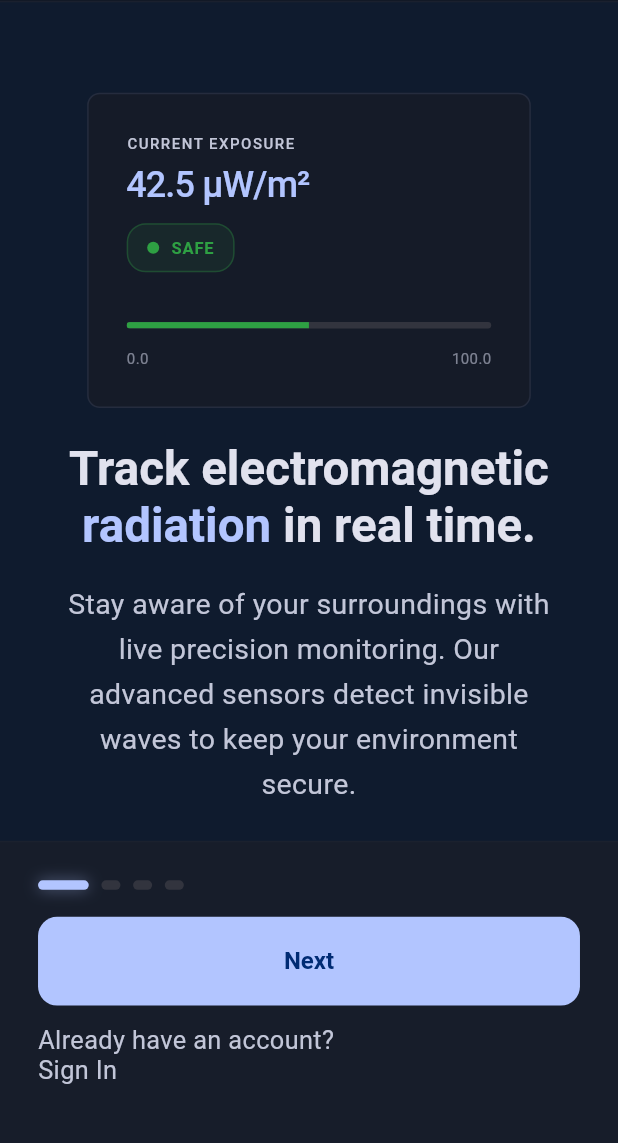
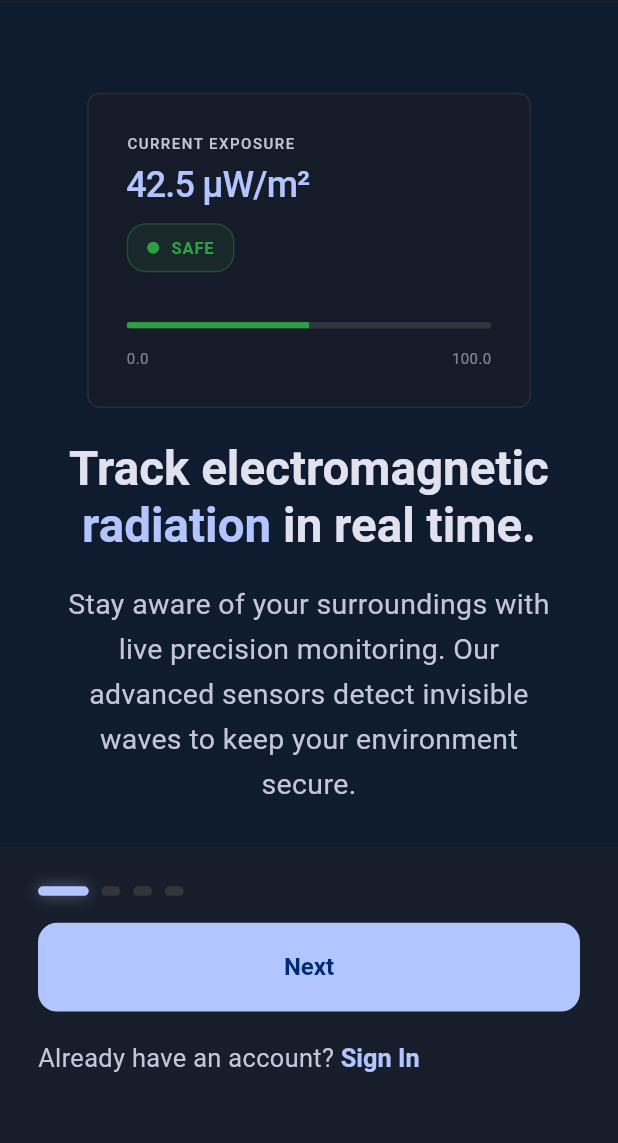
Before and after one commit to Desarrollo-de-soluciones-IOT-UPC/Mobile_App, a Flutter app: the screen it shows after launch, on a phone screen of 412 x 824 dp, the part 88-1231 px from its top. Run offline on Flutter 3.47's test engine with Material 3 defaults, Android fonts, the phone set to English and light mode, and no system bars.

Commit message:
git commit -m "Fix splash footer sign-in navigation"

```diff
--- a/lib/screens/etapa1/screen_1_splash_em_safe_updated.dart
+++ b/lib/screens/etapa1/screen_1_splash_em_safe_updated.dart
@@ -1,6 +1,7 @@
 import 'package:flutter/material.dart';
 
 import '../../routes/app_routes.dart';
+import '../../routes/etapa2_routes.dart';
 import '../../theme/app_theme.dart';
 
 class SplashEmSafeUpdatedScreen extends StatelessWidget {
@@ -27,8 +28,10 @@ class SplashEmSafeUpdatedScreen extends StatelessWidget {
     final double rightPad = (24 * scale).clamp(16, 28);
     final double topPad = (57 * scale).clamp(32, 90);
 
-    final double pageWidth = (bentoWidth + 2 * 24 * scale)
-        .clamp(320, size.width - 24 * 2);
+    final double pageWidth = (bentoWidth + 2 * 24 * scale).clamp(
+      320,
+      size.width - 24 * 2,
+    );
 
     return Scaffold(
       backgroundColor: AppTheme.darkNavy,
@@ -40,9 +43,7 @@ class SplashEmSafeUpdatedScreen extends StatelessWidget {
               fit: StackFit.expand,
               children: [
                 const DecoratedBox(
-                  decoration: BoxDecoration(
-                  color: AppTheme.darkNavy,
-                  ),
+                  decoration: BoxDecoration(color: AppTheme.darkNavy),
                 ),
                 Column(
                   children: [
@@ -93,7 +94,10 @@ class SplashEmSafeUpdatedScreen extends StatelessWidget {
                                           text: 'radiation',
                                           style: TextStyle(
                                             color: const Color(0xFFB2C5FF),
-                                            fontSize: (30 * scale).clamp(22, 36),
+                                            fontSize: (30 * scale).clamp(
+                                              22,
+                                              36,
+                                            ),
                                             fontWeight: FontWeight.w700,
                                           ),
                                         ),
@@ -101,7 +105,10 @@ class SplashEmSafeUpdatedScreen extends StatelessWidget {
                                           text: ' in real time.',
                                           style: TextStyle(
                                             color: const Color(0xFFE1E2EE),
-                                            fontSize: (30 * scale).clamp(22, 36),
+                                            fontSize: (30 * scale).clamp(
+                                              22,
+                                              36,
+                                            ),
                                             fontWeight: FontWeight.w700,
                                           ),
                                         ),
@@ -175,21 +182,57 @@ class SplashEmSafeUpdatedScreen extends StatelessWidget {
                                 foregroundColor: const Color(0xFF002B73),
                                 elevation: 0,
                                 shape: RoundedRectangleBorder(
-                                  borderRadius: BorderRadius.circular(12 * scale),
+                                  borderRadius: BorderRadius.circular(
+                                    12 * scale,
+                                  ),
                                 ),
                               ),
                               child: const Text('Next'),
                             ),
                           ),
                           SizedBox(height: (12 * scale).clamp(8, 16)),
-                          Text(
-                            'Already have an account?\nSign In',
+                          Wrap(
+                            crossAxisAlignment: WrapCrossAlignment.center,
+                            children: [
+                              Padding(
+                                padding: const EdgeInsets.symmetric(
+                                  vertical: 8,
+                                ),
+                                child: Text(
+                                  'Already have an account? ',
                                   style: TextStyle(
                                     color: const Color(0xFFC2C6D8),
                                     fontSize: (16 * scale).clamp(14, 18),
                                     height: 1.2,
                                     fontWeight: FontWeight.w400,
                                   ),
+                                ),
+                              ),
+                              TextButton(
+                                onPressed: () {
+                                  Navigator.of(
+                                    context,
+                                  ).pushNamed(Etapa2Routes.login);
+                                },
+                                style: TextButton.styleFrom(
+                                  foregroundColor: const Color(0xFFB2C5FF),
+                                  padding: const EdgeInsets.symmetric(
+                                    horizontal: 0,
+                                    vertical: 8,
+                                  ),
+                                  minimumSize: Size.zero,
+                                  tapTargetSize:
+                                      MaterialTapTargetSize.shrinkWrap,
+                                  visualDensity: VisualDensity.compact,
+                                  textStyle: TextStyle(
+                                    fontSize: (16 * scale).clamp(14, 18),
+                                    height: 1.2,
+                                    fontWeight: FontWeight.w700,
+                                  ),
+                                ),
+                                child: const Text('Sign In'),
+                              ),
+                            ],
                           ),
                         ],
                       ),
@@ -213,12 +256,7 @@ class SplashEmSafeUpdatedScreen extends StatelessWidget {
         color: active ? const Color(0xFFB2C5FF) : const Color(0xFF32343E),
         borderRadius: BorderRadius.circular(12 * scale),
         boxShadow: active
-            ? const [
-                BoxShadow(
-                  color: Color(0x66B2C5FF),
-                  blurRadius: 8,
-                ),
-              ]
+            ? const [BoxShadow(color: Color(0x66B2C5FF), blurRadius: 8)]
             : null,
       ),
     );
@@ -238,12 +276,7 @@ class _Header extends StatelessWidget {
       ),
       decoration: const BoxDecoration(
         color: Color(0x8010131B),
-        border: Border(
-          bottom: BorderSide(
-            color: Color(0x33424655),
-            width: 1,
-          ),
-        ),
+        border: Border(bottom: BorderSide(color: Color(0x33424655), width: 1)),
       ),
       child: Row(
         mainAxisAlignment: MainAxisAlignment.spaceBetween,
@@ -275,14 +308,11 @@ class _Header extends StatelessWidget {
           ),
           TextButton(
             onPressed: () {
-              Navigator.of(context).pushReplacementNamed(
-                AppRoutes.onboardingSmartAlerts,
-              );
+              Navigator.of(
+                context,
+              ).pushReplacementNamed(AppRoutes.onboardingSmartAlerts);
             },
-            child: const Text(
-              'Skip',
-              style: TextStyle(color: Colors.white),
-            ),
+            child: const Text('Skip', style: TextStyle(color: Colors.white)),
           ),
         ],
       ),
@@ -296,7 +326,6 @@ class _BentoCard extends StatelessWidget {
   final double scale;
 
   const _BentoCard({
-    super.key,
     required this.width,
     required this.height,
     required this.scale,
@@ -311,9 +340,7 @@ class _BentoCard extends StatelessWidget {
       decoration: BoxDecoration(
         color: const Color.fromRGBO(25, 27, 36, 0.6),
         borderRadius: BorderRadius.circular(8 * scale),
-        border: Border.all(
-          color: const Color.fromRGBO(178, 197, 255, 0.1),
-        ),
+        border: Border.all(color: const Color.fromRGBO(178, 197, 255, 0.1)),
       ),
       child: Column(
         crossAxisAlignment: CrossAxisAlignment.start,
@@ -407,9 +434,7 @@ class _BentoCard extends StatelessWidget {
                 child: FractionallySizedBox(
                   widthFactor: 0.5,
                   child: Container(
-                    decoration: const BoxDecoration(
-                      color: Color(0xFF2EA043),
-                    ),
+                    decoration: const BoxDecoration(color: Color(0xFF2EA043)),
                   ),
                 ),
               ),
```
Also changed, not shown: lib/screens/etapa1/screen_1_splash_official_brand.dart (+59 -27 lines). Lines whose indentation alone changed are shown as unchanged.
